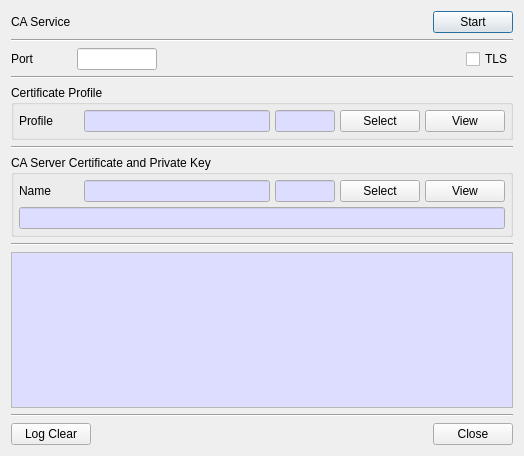
jykim74/CertMan, file CertMan/ca_service_dlg.ui: the form before one commit.
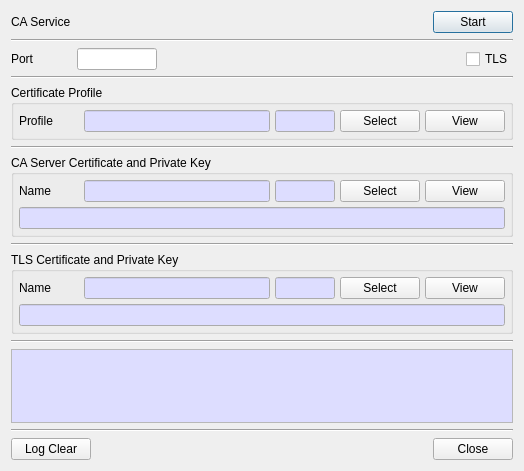
The form after the commit.

Patch:
```diff
--- a/CertMan/ca_service_dlg.ui
+++ b/CertMan/ca_service_dlg.ui
@@ -7,7 +7,7 @@
     <x>0</x>
     <y>0</y>
     <width>524</width>
-    <height>456</height>
+    <height>471</height>
    </rect>
   </property>
   <property name="windowTitle">
@@ -411,6 +411,182 @@
      </layout>
     </widget>
    </item>
+   <item>
+    <widget class="Line" name="line_6">
+     <property name="orientation">
+      <enum>Qt::Horizontal</enum>
+     </property>
+    </widget>
+   </item>
+   <item>
+    <widget class="QGroupBox" name="mTLSGroup">
+     <property name="minimumSize">
+      <size>
+       <width>0</width>
+       <height>0</height>
+      </size>
+     </property>
+     <property name="title">
+      <string>TLS Certificate and Private Key</string>
+     </property>
+     <layout class="QVBoxLayout" name="verticalLayout_4">
+      <property name="spacing">
+       <number>5</number>
+      </property>
+      <property name="leftMargin">
+       <number>5</number>
+      </property>
+      <property name="topMargin">
+       <number>5</number>
+      </property>
+      <property name="rightMargin">
+       <number>5</number>
+      </property>
+      <property name="bottomMargin">
+       <number>5</number>
+      </property>
+      <item>
+       <layout class="QGridLayout" name="gridLayout_6">
+        <item row="0" column="2">
+         <widget class="QLineEdit" name="mTLSNumText">
+          <property name="maximumSize">
+           <size>
+            <width>60</width>
+            <height>16777215</height>
+           </size>
+          </property>
+          <property name="palette">
+           <palette>
+            <active>
+             <colorrole role="Base">
+              <brush brushstyle="SolidPattern">
+               <color alpha="255">
+                <red>221</red>
+                <green>221</green>
+                <blue>255</blue>
+               </color>
+              </brush>
+             </colorrole>
+            </active>
+            <inactive>
+             <colorrole role="Base">
+              <brush brushstyle="SolidPattern">
+               <color alpha="255">
+                <red>221</red>
+                <green>221</green>
+                <blue>255</blue>
+               </color>
+              </brush>
+             </colorrole>
+            </inactive>
+            <disabled/>
+           </palette>
+          </property>
+          <property name="readOnly">
+           <bool>true</bool>
+          </property>
+         </widget>
+        </item>
+        <item row="0" column="3">
+         <widget class="QPushButton" name="mTLSSelectBtn">
+          <property name="text">
+           <string>Select</string>
+          </property>
+         </widget>
+        </item>
+        <item row="0" column="1">
+         <widget class="QLineEdit" name="mTLSNameText">
+          <property name="palette">
+           <palette>
+            <active>
+             <colorrole role="Base">
+              <brush brushstyle="SolidPattern">
+               <color alpha="255">
+                <red>221</red>
+                <green>221</green>
+                <blue>255</blue>
+               </color>
+              </brush>
+             </colorrole>
+            </active>
+            <inactive>
+             <colorrole role="Base">
+              <brush brushstyle="SolidPattern">
+               <color alpha="255">
+                <red>221</red>
+                <green>221</green>
+                <blue>255</blue>
+               </color>
+              </brush>
+             </colorrole>
+            </inactive>
+            <disabled/>
+           </palette>
+          </property>
+          <property name="readOnly">
+           <bool>true</bool>
+          </property>
+         </widget>
+        </item>
+        <item row="0" column="0">
+         <widget class="QLabel" name="label_3">
+          <property name="minimumSize">
+           <size>
+            <width>60</width>
+            <height>0</height>
+           </size>
+          </property>
+          <property name="text">
+           <string>Name</string>
+          </property>
+         </widget>
+        </item>
+        <item row="0" column="4">
+         <widget class="QPushButton" name="mTLSViewBtn">
+          <property name="text">
+           <string>View</string>
+          </property>
+         </widget>
+        </item>
+       </layout>
+      </item>
+      <item>
+       <widget class="QLineEdit" name="mTLSInfoText">
+        <property name="palette">
+         <palette>
+          <active>
+           <colorrole role="Base">
+            <brush brushstyle="SolidPattern">
+             <color alpha="255">
+              <red>221</red>
+              <green>221</green>
+              <blue>255</blue>
+             </color>
+            </brush>
+           </colorrole>
+          </active>
+          <inactive>
+           <colorrole role="Base">
+            <brush brushstyle="SolidPattern">
+             <color alpha="255">
+              <red>221</red>
+              <green>221</green>
+              <blue>255</blue>
+             </color>
+            </brush>
+           </colorrole>
+          </inactive>
+          <disabled/>
+         </palette>
+        </property>
+        <property name="readOnly">
+         <bool>true</bool>
+        </property>
+       </widget>
+      </item>
+     </layout>
+    </widget>
+   </item>
    <item>
     <widget class="Line" name="line_5">
      <property name="orientation">
```
